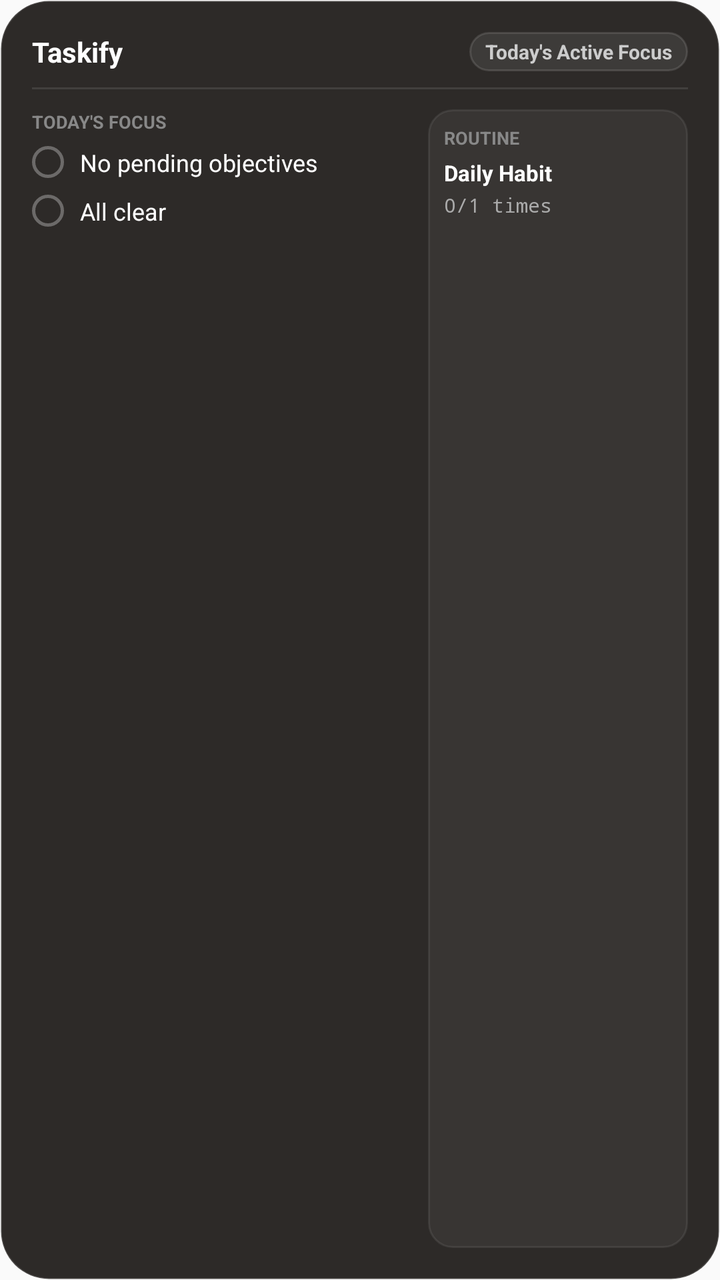
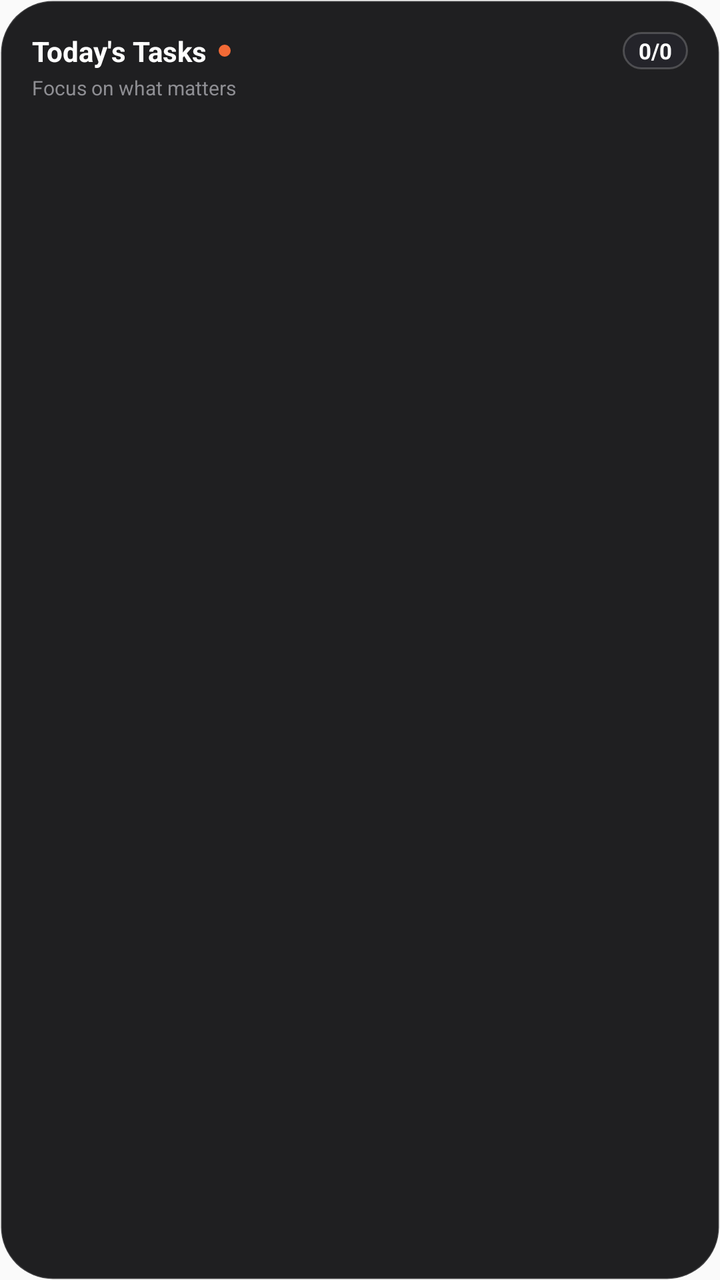

Screens rendered from an Android XML layout before and after an edit, with the pre-edit source and the edit as a unified diff.
<!-- AndroidManifest.xml: application theme AppTheme -->
<!-- res/layout/taskify_widget.xml -->
<?xml version="1.0" encoding="utf-8"?>
<LinearLayout xmlns:android="http://schemas.android.com/apk/res/android"
    android:id="@+id/widget_root"
    android:layout_width="match_parent"
    android:layout_height="match_parent"
    android:orientation="vertical"
    android:padding="16dp"
    android:background="@drawable/taskify_widget_background">

    
    <LinearLayout
        android:layout_width="match_parent"
        android:layout_height="wrap_content"
        android:orientation="horizontal"
        android:gravity="center_vertical">

        <TextView
            android:id="@+id/widget_brand"
            android:layout_width="wrap_content"
            android:layout_height="wrap_content"
            android:text="Taskify"
            android:textColor="#FFFFFF"
            android:textSize="14sp"
            android:textStyle="bold" />

        <FrameLayout
            android:layout_width="0dp"
            android:layout_height="1dp"
            android:layout_weight="1" />

        <TextView
            android:id="@+id/widget_status_pill"
            android:layout_width="wrap_content"
            android:layout_height="wrap_content"
            android:text="Today's Active Focus"
            android:textColor="#CCCCCC"
            android:textSize="10sp"
            android:textStyle="bold"
            android:paddingLeft="8dp"
            android:paddingRight="8dp"
            android:paddingTop="3dp"
            android:paddingBottom="3dp"
            android:background="@drawable/taskify_widget_pill" />
    </LinearLayout>

    
    <ImageView
        android:layout_width="match_parent"
        android:layout_height="1dp"
        android:layout_marginTop="8dp"
        android:layout_marginBottom="10dp"
        android:background="#1AFFFFFF" />

    
    <LinearLayout
        android:layout_width="match_parent"
        android:layout_height="match_parent"
        android:orientation="horizontal">

        
        <LinearLayout
            android:layout_width="0dp"
            android:layout_height="match_parent"
            android:layout_weight="1"
            android:orientation="vertical">

            <TextView
                android:layout_width="wrap_content"
                android:layout_height="wrap_content"
                android:text="TODAY'S FOCUS"
                android:textColor="#888888"
                android:textSize="9sp"
                android:textStyle="bold" />

            
            <LinearLayout
                android:id="@+id/widget_btn_task_1"
                android:layout_width="match_parent"
                android:layout_height="wrap_content"
                android:orientation="horizontal"
                android:gravity="center_vertical"
                android:layout_marginTop="6dp">

                <ImageView
                    android:id="@+id/widget_check_task_1"
                    android:layout_width="16dp"
                    android:layout_height="16dp"
                    android:src="@drawable/taskify_widget_checkbox_unchecked" />

                <TextView
                    android:id="@+id/widget_task_title_1"
                    android:layout_width="wrap_content"
                    android:layout_height="wrap_content"
                    android:layout_marginStart="8dp"
                    android:text="No pending objectives"
                    android:textColor="#FFFFFF"
                    android:textSize="12sp"
                    android:maxLines="1"
                    android:ellipsize="end" />
            </LinearLayout>

            
            <LinearLayout
                android:id="@+id/widget_btn_task_2"
                android:layout_width="match_parent"
                android:layout_height="wrap_content"
                android:orientation="horizontal"
                android:gravity="center_vertical"
                android:layout_marginTop="8dp">

                <ImageView
                    android:id="@+id/widget_check_task_2"
                    android:layout_width="16dp"
                    android:layout_height="16dp"
                    android:src="@drawable/taskify_widget_checkbox_unchecked" />

                <TextView
                    android:id="@+id/widget_task_title_2"
                    android:layout_width="wrap_content"
                    android:layout_height="wrap_content"
                    android:layout_marginStart="8dp"
                    android:text="All clear"
                    android:textColor="#FFFFFF"
                    android:textSize="12sp"
                    android:maxLines="1"
                    android:ellipsize="end" />
            </LinearLayout>
        </LinearLayout>

        
        <LinearLayout
            android:id="@+id/widget_btn_habit_1"
            android:layout_width="130dp"
            android:layout_height="match_parent"
            android:orientation="vertical"
            android:padding="8dp"
            android:layout_marginStart="8dp"
            android:background="@drawable/taskify_widget_card">

            <TextView
                android:layout_width="wrap_content"
                android:layout_height="wrap_content"
                android:text="ROUTINE"
                android:textColor="#888888"
                android:textSize="9sp"
                android:textStyle="bold" />

            <TextView
                android:id="@+id/widget_habit_name"
                android:layout_width="wrap_content"
                android:layout_height="wrap_content"
                android:layout_marginTop="4dp"
                android:text="Daily Habit"
                android:textColor="#FFFFFF"
                android:textSize="11sp"
                android:textStyle="bold"
                android:maxLines="1"
                android:ellipsize="end" />

            <TextView
                android:id="@+id/widget_habit_progress"
                android:layout_width="wrap_content"
                android:layout_height="wrap_content"
                android:layout_marginTop="2dp"
                android:text="0/1 times"
                android:textColor="#AAAAAA"
                android:textSize="10sp"
                android:fontFamily="monospace" />
        </LinearLayout>
    </LinearLayout>
</LinearLayout>
<!-- resources referenced by this layout -->
<resources>
  <!-- drawable taskify_widget_background (drawable) -->
  <?xml version="1.0" encoding="utf-8"?>
  <shape xmlns:android="http://schemas.android.com/apk/res/android"
      android:shape="rectangle">
      <solid android:color="#E6181412" />
      <corners android:radius="24dp" />
      <stroke
          android:width="1dp"
          android:color="#26FFFFFF" />
  </shape>
  <!-- drawable taskify_widget_card (drawable) -->
  <?xml version="1.0" encoding="utf-8"?>
  <shape xmlns:android="http://schemas.android.com/apk/res/android"
      android:shape="rectangle">
      <solid android:color="#0DFFFFFF" />
      <corners android:radius="12dp" />
      <stroke
          android:width="1dp"
          android:color="#14FFFFFF" />
  </shape>
  <!-- drawable taskify_widget_checkbox_unchecked (drawable) -->
  <?xml version="1.0" encoding="utf-8"?>
  <shape xmlns:android="http://schemas.android.com/apk/res/android"
      android:shape="oval">
      <stroke
          android:width="1.5dp"
          android:color="#4DFFFFFF" />
      <size
          android:width="16dp"
          android:height="16dp" />
  </shape>
  <!-- drawable taskify_widget_pill (drawable) -->
  <?xml version="1.0" encoding="utf-8"?>
  <shape xmlns:android="http://schemas.android.com/apk/res/android"
      android:shape="rectangle">
      <solid android:color="#14FFFFFF" />
      <corners android:radius="12dp" />
      <stroke
          android:width="1dp"
          android:color="#1FFFFFFF" />
  </shape>
  <style name="AppTheme" parent="Theme.AppCompat.Light.DarkActionBar">
          
          <item name="colorPrimary">@color/colorPrimary</item>
          <item name="colorPrimaryDark">@color/colorPrimaryDark</item>
          <item name="colorAccent">@color/colorAccent</item>
      </style>
</resources>

<!-- the commit's change to res/layout/taskify_widget.xml (unified diff, before → after) -->
@@ -9,163 +9,103 @@
 
     
     <LinearLayout
+        android:id="@+id/widget_header"
         android:layout_width="match_parent"
         android:layout_height="wrap_content"
-        android:orientation="horizontal"
-        android:gravity="center_vertical">
+        android:layout_marginBottom="10dp"
+        android:orientation="vertical">
+
+        <LinearLayout
+            android:layout_width="match_parent"
+            android:layout_height="wrap_content"
+            android:orientation="horizontal"
+            android:gravity="center_vertical">
+
+            <TextView
+                android:id="@+id/widget_title"
+                android:layout_width="wrap_content"
+                android:layout_height="wrap_content"
+                android:text="Today&apos;s Tasks"
+                android:textColor="#FFFFFF"
+                android:textSize="14sp"
+                android:textStyle="bold" />
+
+            <ImageView
+                android:layout_width="6dp"
+                android:layout_height="6dp"
+                android:layout_marginLeft="6dp"
+                android:layout_marginStart="6dp"
+                android:src="@drawable/taskify_ic_dot_orange" />
+
+            <FrameLayout
+                android:layout_width="0dp"
+                android:layout_height="1dp"
+                android:layout_weight="1" />
+
+            <TextView
+                android:id="@+id/widget_progress_badge"
+                android:layout_width="wrap_content"
+                android:layout_height="wrap_content"
+                android:text="0/0"
+                android:textColor="#FFFFFF"
+                android:textSize="11sp"
+                android:textStyle="bold"
+                android:paddingLeft="8dp"
+                android:paddingRight="8dp"
+                android:paddingStart="8dp"
+                android:paddingEnd="8dp"
+                android:paddingTop="2dp"
+                android:paddingBottom="2dp"
+                android:background="@drawable/taskify_widget_progress_badge" />
+        </LinearLayout>
 
         <TextView
-            android:id="@+id/widget_brand"
+            android:id="@+id/widget_subtitle"
             android:layout_width="wrap_content"
             android:layout_height="wrap_content"
-            android:text="Taskify"
+            android:layout_marginTop="2dp"
+            android:text="Focus on what matters"
+            android:textColor="#8E8E93"
+            android:textSize="10sp"
+            android:maxLines="1"
+            android:ellipsize="end" />
+    </LinearLayout>
+
+    
+    <ListView
+        android:id="@+id/widget_scroll_list"
+        android:layout_width="match_parent"
+        android:layout_height="0dp"
+        android:layout_weight="1"
+        android:clipToPadding="false"
+        android:divider="@null"
+        android:dividerHeight="0dp"
+        android:scrollbars="vertical" />
+
+    
+    <LinearLayout
+        android:id="@+id/widget_empty"
+        android:layout_width="match_parent"
+        android:layout_height="0dp"
+        android:layout_weight="1"
+        android:orientation="vertical"
+        android:gravity="center"
+        android:visibility="gone">
+
+        <TextView
+            android:layout_width="wrap_content"
+            android:layout_height="wrap_content"
+            android:text="All Clear ✓"
             android:textColor="#FFFFFF"
             android:textSize="14sp"
             android:textStyle="bold" />
 
-        <FrameLayout
-            android:layout_width="0dp"
-            android:layout_height="1dp"
-            android:layout_weight="1" />
-
         <TextView
-            android:id="@+id/widget_status_pill"
             android:layout_width="wrap_content"
             android:layout_height="wrap_content"
-            android:text="Today's Active Focus"
-            android:textColor="#CCCCCC"
-            android:textSize="10sp"
-            android:textStyle="bold"
-            android:paddingLeft="8dp"
-            android:paddingRight="8dp"
-            android:paddingTop="3dp"
-            android:paddingBottom="3dp"
-            android:background="@drawable/taskify_widget_pill" />
-    </LinearLayout>
-
-    
-    <ImageView
-        android:layout_width="match_parent"
-        android:layout_height="1dp"
-        android:layout_marginTop="8dp"
-        android:layout_marginBottom="10dp"
-        android:background="#1AFFFFFF" />
-
-    
-    <LinearLayout
-        android:layout_width="match_parent"
-        android:layout_height="match_parent"
-        android:orientation="horizontal">
-
-        
-        <LinearLayout
-            android:layout_width="0dp"
-            android:layout_height="match_parent"
-            android:layout_weight="1"
-            android:orientation="vertical">
-
-            <TextView
-                android:layout_width="wrap_content"
-                android:layout_height="wrap_content"
-                android:text="TODAY'S FOCUS"
-                android:textColor="#888888"
-                android:textSize="9sp"
-                android:textStyle="bold" />
-
-            
-            <LinearLayout
-                android:id="@+id/widget_btn_task_1"
-                android:layout_width="match_parent"
-                android:layout_height="wrap_content"
-                android:orientation="horizontal"
-                android:gravity="center_vertical"
-                android:layout_marginTop="6dp">
-
-                <ImageView
-                    android:id="@+id/widget_check_task_1"
-                    android:layout_width="16dp"
-                    android:layout_height="16dp"
-                    android:src="@drawable/taskify_widget_checkbox_unchecked" />
-
-                <TextView
-                    android:id="@+id/widget_task_title_1"
-                    android:layout_width="wrap_content"
-                    android:layout_height="wrap_content"
-                    android:layout_marginStart="8dp"
-                    android:text="No pending objectives"
-                    android:textColor="#FFFFFF"
-                    android:textSize="12sp"
-                    android:maxLines="1"
-                    android:ellipsize="end" />
-            </LinearLayout>
-
-            
-            <LinearLayout
-                android:id="@+id/widget_btn_task_2"
-                android:layout_width="match_parent"
-                android:layout_height="wrap_content"
-                android:orientation="horizontal"
-                android:gravity="center_vertical"
-                android:layout_marginTop="8dp">
-
-                <ImageView
-                    android:id="@+id/widget_check_task_2"
-                    android:layout_width="16dp"
-                    android:layout_height="16dp"
-                    android:src="@drawable/taskify_widget_checkbox_unchecked" />
-
-                <TextView
-                    android:id="@+id/widget_task_title_2"
-                    android:layout_width="wrap_content"
-                    android:layout_height="wrap_content"
-                    android:layout_marginStart="8dp"
-                    android:text="All clear"
-                    android:textColor="#FFFFFF"
-                    android:textSize="12sp"
-                    android:maxLines="1"
-                    android:ellipsize="end" />
-            </LinearLayout>
-        </LinearLayout>
-
-        
-        <LinearLayout
-            android:id="@+id/widget_btn_habit_1"
-            android:layout_width="130dp"
-            android:layout_height="match_parent"
-            android:orientation="vertical"
-            android:padding="8dp"
-            android:layout_marginStart="8dp"
-            android:background="@drawable/taskify_widget_card">
-
-            <TextView
-                android:layout_width="wrap_content"
-                android:layout_height="wrap_content"
-                android:text="ROUTINE"
-                android:textColor="#888888"
-                android:textSize="9sp"
-                android:textStyle="bold" />
-
-            <TextView
-                android:id="@+id/widget_habit_name"
-                android:layout_width="wrap_content"
-                android:layout_height="wrap_content"
-                android:layout_marginTop="4dp"
-                android:text="Daily Habit"
-                android:textColor="#FFFFFF"
-                android:textSize="11sp"
-                android:textStyle="bold"
-                android:maxLines="1"
-                android:ellipsize="end" />
-
-            <TextView
-                android:id="@+id/widget_habit_progress"
-                android:layout_width="wrap_content"
-                android:layout_height="wrap_content"
-                android:layout_marginTop="2dp"
-                android:text="0/1 times"
-                android:textColor="#AAAAAA"
-                android:textSize="10sp"
-                android:fontFamily="monospace" />
-        </LinearLayout>
+            android:layout_marginTop="3dp"
+            android:text="No pending tasks for today"
+            android:textColor="#8E8E93"
+            android:textSize="11sp" />
     </LinearLayout>
 </LinearLayout>
<!-- resource entries referenced after the edit -->
@@ -1,45 +1,35 @@
 <!-- resources referenced by this layout -->
 <resources>
+  <!-- drawable taskify_ic_dot_orange (drawable) -->
+  <?xml version="1.0" encoding="utf-8"?>
+  <shape xmlns:android="http://schemas.android.com/apk/res/android"
+      android:shape="oval">
+      <solid android:color="#F26A36" />
+      <size
+          android:width="7dp"
+          android:height="7dp" />
+  </shape>
   <!-- drawable taskify_widget_background (drawable) -->
   <?xml version="1.0" encoding="utf-8"?>
   <shape xmlns:android="http://schemas.android.com/apk/res/android"
       android:shape="rectangle">
-      <solid android:color="#E6181412" />
-      <corners android:radius="24dp" />
+      
+      <solid android:color="#F2141416" />
+      <corners android:radius="26dp" />
+      
       <stroke
           android:width="1dp"
           android:color="#26FFFFFF" />
   </shape>
-  <!-- drawable taskify_widget_card (drawable) -->
+  <!-- drawable taskify_widget_progress_badge (drawable) -->
   <?xml version="1.0" encoding="utf-8"?>
   <shape xmlns:android="http://schemas.android.com/apk/res/android"
       android:shape="rectangle">
-      <solid android:color="#0DFFFFFF" />
-      <corners android:radius="12dp" />
+      <solid android:color="#24242A" />
+      <corners android:radius="14dp" />
       <stroke
           android:width="1dp"
-          android:color="#14FFFFFF" />
-  </shape>
-  <!-- drawable taskify_widget_checkbox_unchecked (drawable) -->
-  <?xml version="1.0" encoding="utf-8"?>
-  <shape xmlns:android="http://schemas.android.com/apk/res/android"
-      android:shape="oval">
-      <stroke
-          android:width="1.5dp"
-          android:color="#4DFFFFFF" />
-      <size
-          android:width="16dp"
-          android:height="16dp" />
-  </shape>
-  <!-- drawable taskify_widget_pill (drawable) -->
-  <?xml version="1.0" encoding="utf-8"?>
-  <shape xmlns:android="http://schemas.android.com/apk/res/android"
-      android:shape="rectangle">
-      <solid android:color="#14FFFFFF" />
-      <corners android:radius="12dp" />
-      <stroke
-          android:width="1dp"
-          android:color="#1FFFFFFF" />
+          android:color="#33FFFFFF" />
   </shape>
   <style name="AppTheme" parent="Theme.AppCompat.Light.DarkActionBar">
           
